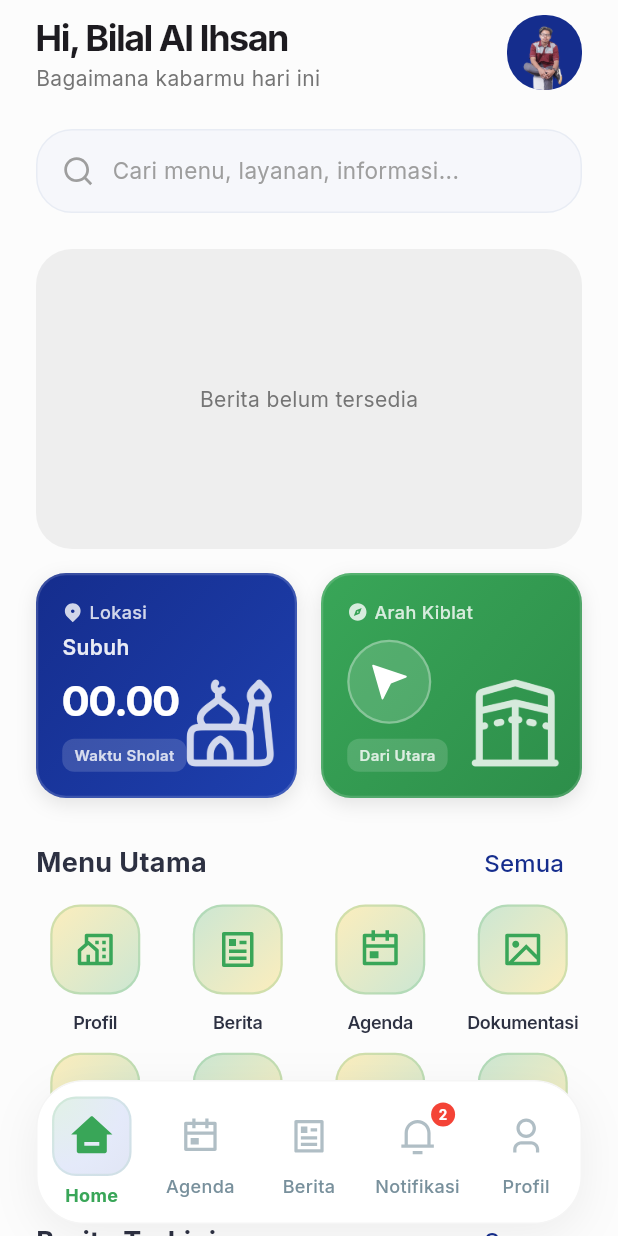
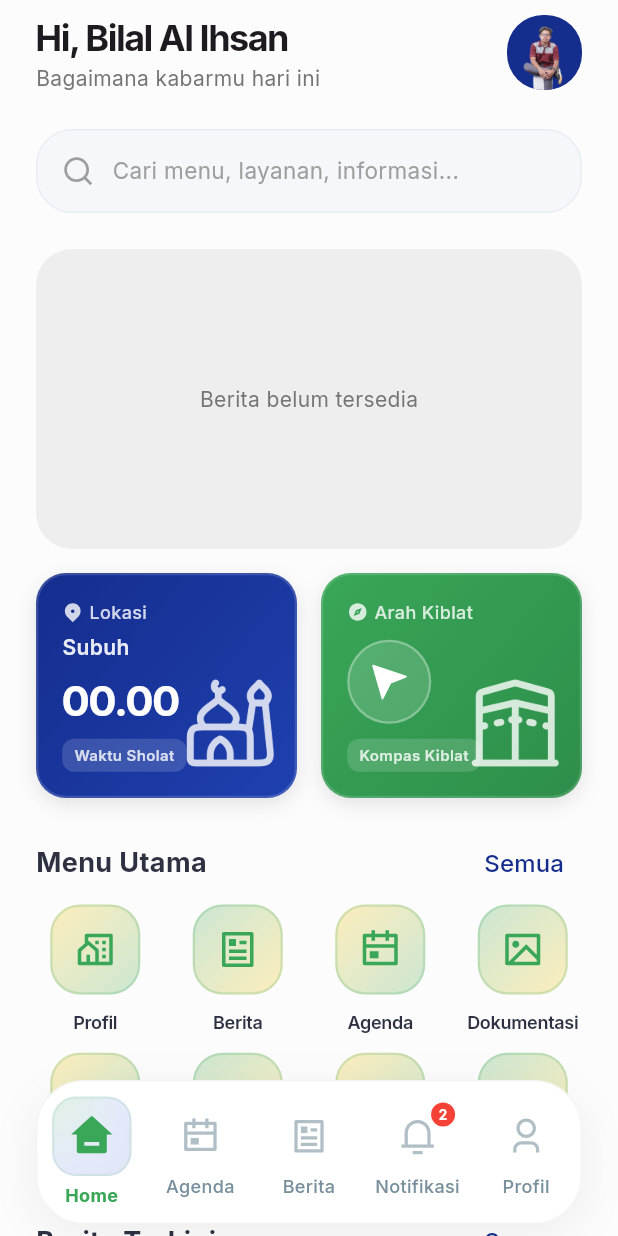
Before and after one commit to bilalihsan1955/Aplikasi-PDM-Kota-Malang, a Flutter app: the HomePage screen opened by its route, on a phone screen of 412 x 824 dp. Run offline on Flutter 3.47's test engine with Material 3 defaults, Android fonts, the phone set to English and light mode, and no system bars; drawn by our look-alikes of skeletonizer; our stand-ins replace firebase_messaging, flutter_compass, flutter_dotenv, flutter_local_notifications, flutter_map, geolocator and 5 more; accounts and stored records are empty; network calls fail.

Commit message:
update ui minor

```diff
--- a/lib/view/pages/agenda/detail_agenda_page.dart
+++ b/lib/view/pages/agenda/detail_agenda_page.dart
@@ -181,7 +181,7 @@ class _DetailAgendaPageState extends State<DetailAgendaPage> {
                     children: [
                       IconButton(
                         onPressed: () => context.pop(),
-                        icon: Icon(RemixIcons.arrow_left_s_line, color: isDark ? Colors.white : Colors.black87, size: 28),
+                        icon: Icon(RemixIcons.arrow_left_line, color: isDark ? Colors.white : Colors.black87, size: 28),
                       ),
                       const SizedBox(width: 8),
                       Expanded(
--- a/lib/view/pages/home_page.dart
+++ b/lib/view/pages/home_page.dart
@@ -1,4 +1,3 @@
-import 'dart:math' as math;
 import 'dart:ui';
 import 'package:flutter/material.dart';
 import 'package:provider/provider.dart';
@@ -1122,8 +1121,6 @@ class _QiblaCard extends StatelessWidget {
 
   @override
   Widget build(BuildContext context) {
-    final degree = qiblaDegree ?? 0;
-
     return Container(
       constraints: const BoxConstraints(minHeight: 150),
       padding: const EdgeInsets.all(16),
@@ -1202,15 +1199,12 @@ class _QiblaCard extends StatelessWidget {
                         ),
                       ),
                     ),
-                    Transform.rotate(
-                      angle: degree * (math.pi / 180),
-                      child: Icon(
-                        RemixIcons.navigation_fill,
-                        size: 28,
-                        color: isSkeleton
-                            ? (isDark ? Colors.white70 : const Color(0xFF2D3142))
-                            : Colors.white,
-                      ),
+                    Icon(
+                      RemixIcons.navigation_fill,
+                      size: 28,
+                      color: isSkeleton
+                          ? (isDark ? Colors.white70 : const Color(0xFF2D3142))
+                          : Colors.white,
                     ),
                   ],
                 ),
@@ -1224,7 +1218,7 @@ class _QiblaCard extends StatelessWidget {
                   borderRadius: BorderRadius.circular(8),
                 ),
                 child: Text(
-                  'Dari Utara',
+                  'Kompas Kiblat',
                   style: TextStyle(
                     fontSize: 10,
                     fontWeight: FontWeight.w600,
```
